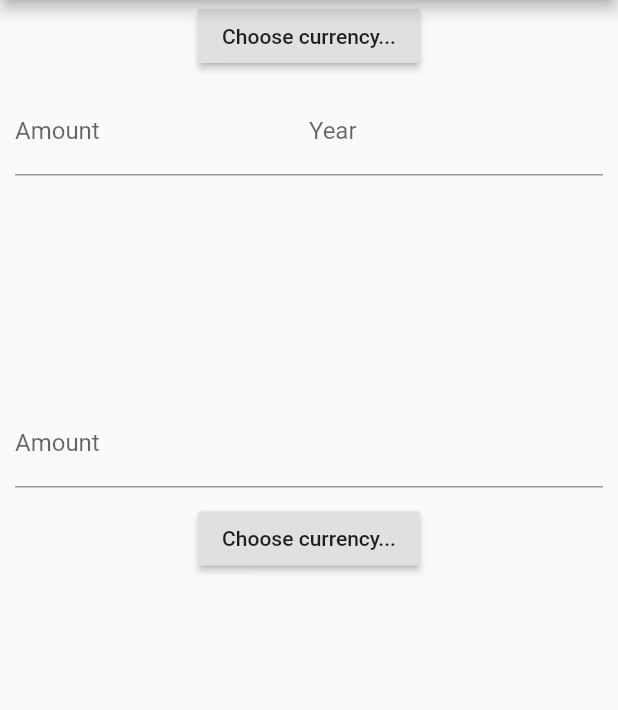
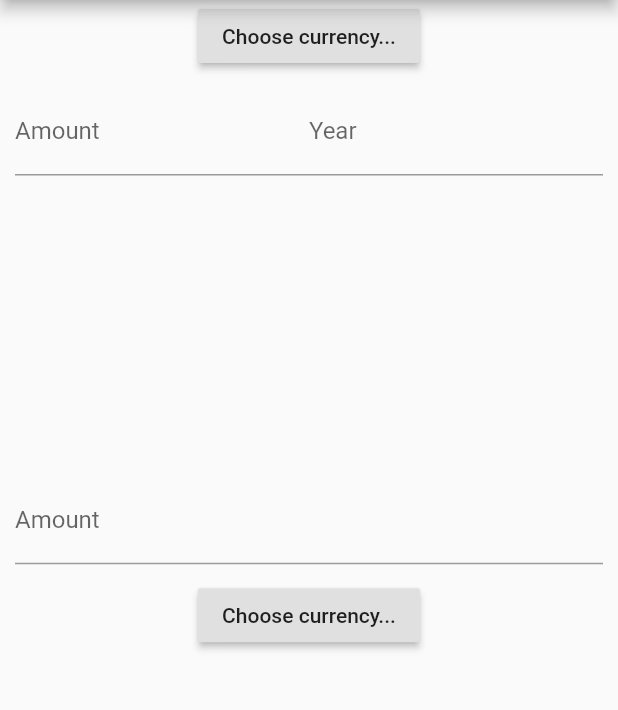
Before and after one commit to jltimm/inflation-calculator, a Flutter app: the screen it shows after launch, on a phone screen of 412 x 824 dp, the part 84-794 px from its top. Run offline on Flutter 3.47's test engine with Material 2 defaults, Android fonts, the phone set to English and light mode, and no system bars.

Commit message:
changing the flex

```diff
--- a/lib/main.dart
+++ b/lib/main.dart
@@ -124,11 +124,11 @@ class _HomeState extends State<Home> {
     return new Column(
       children: [
         new Expanded(
-          flex: 1,
+          flex: 2,
           child: buildBeforeInput(),
         ),
         new Expanded(
-          flex: 2,
+          flex: 3,
           child: buildAfterInput(),
         )
       ],
```
